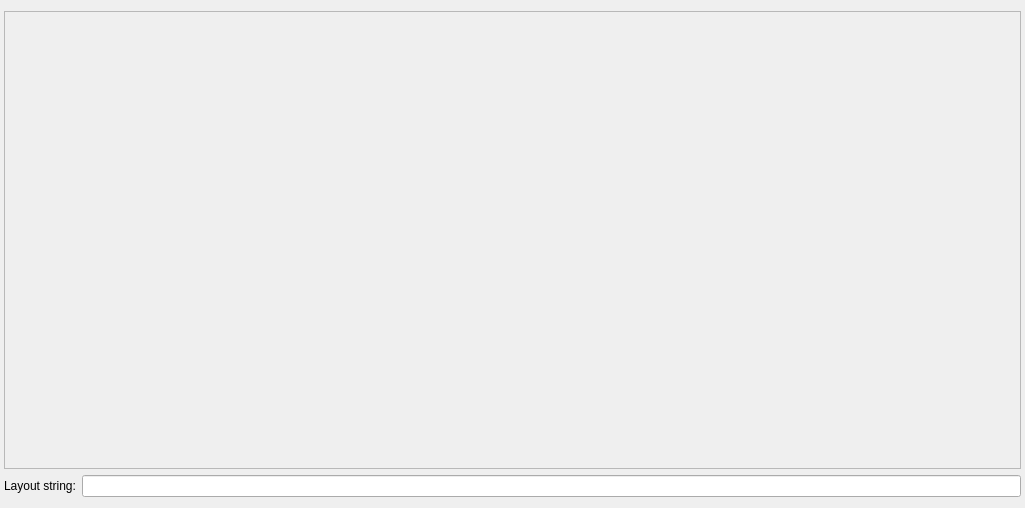
First picture: the form in randovania/gui/ui_files/corruption_layout_editor.ui, repository randovania/randovania, before the edit.
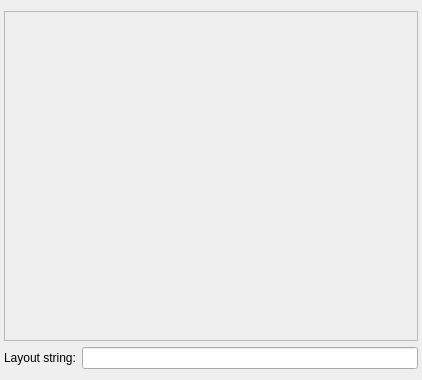
Second picture: the form after the edit.

Commit message: Reorganize the top bar menu in MainWindow

What changed in the file:
```diff
--- a/randovania/gui/ui_files/corruption_layout_editor.ui
+++ b/randovania/gui/ui_files/corruption_layout_editor.ui
@@ -1,26 +1,19 @@
 <?xml version="1.0" encoding="UTF-8"?>
 <ui version="4.0">
  <class>CorruptionLayoutEditor</class>
- <widget class="QMainWindow" name="CorruptionLayoutEditor">
+ <widget class="QWidget" name="CorruptionLayoutEditor">
   <property name="geometry">
    <rect>
     <x>0</x>
     <y>0</y>
-    <width>1025</width>
-    <height>508</height>
+    <width>422</width>
+    <height>380</height>
    </rect>
   </property>
   <property name="windowTitle">
    <string>Tracker</string>
   </property>
-  <widget class="QWidget" name="central_widget">
-   <property name="maximumSize">
-    <size>
-     <width>16777215</width>
-     <height>16777215</height>
-    </size>
-   </property>
-   <layout class="QGridLayout" name="gridLayout">
+   <layout class="QGridLayout" name="root_layout">
     <property name="leftMargin">
      <number>4</number>
     </property>
@@ -37,11 +30,11 @@
         <rect>
          <x>0</x>
          <y>0</y>
-         <width>1015</width>
-         <height>439</height>
+         <width>412</width>
+         <height>315</height>
         </rect>
        </property>
-       <layout class="QHBoxLayout" name="scroll_area_layout">
+       <layout class="QVBoxLayout" name="scroll_area_layout">
         <property name="leftMargin">
          <number>2</number>
         </property>
@@ -74,27 +67,6 @@
     </item>
    </layout>
   </widget>
-  <widget class="QMenuBar" name="menu_bar">
-   <property name="geometry">
-    <rect>
-     <x>0</x>
-     <y>0</y>
-     <width>1025</width>
-     <height>21</height>
-    </rect>
-   </property>
-  </widget>
-  <action name="actionAction">
-   <property name="text">
-    <string>Action</string>
-   </property>
-  </action>
-  <action name="menu_reset_action">
-   <property name="text">
-    <string>Reset</string>
-   </property>
-  </action>
- </widget>
  <layoutdefault spacing="6" margin="11"/>
  <resources/>
  <connections/>
```
Left out of the diff: 2 changed lines with no effect on the pictures. The commit also changes 7 other files.
